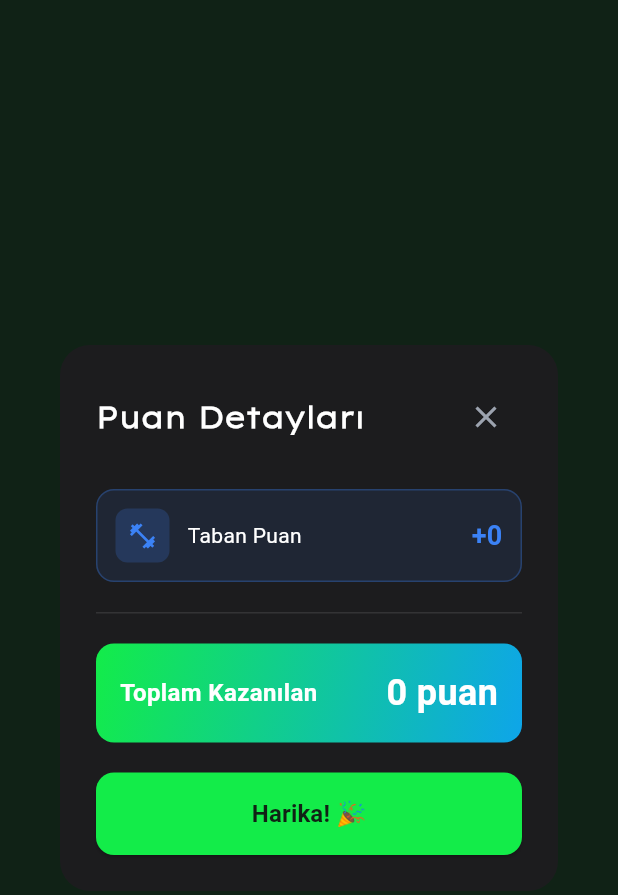
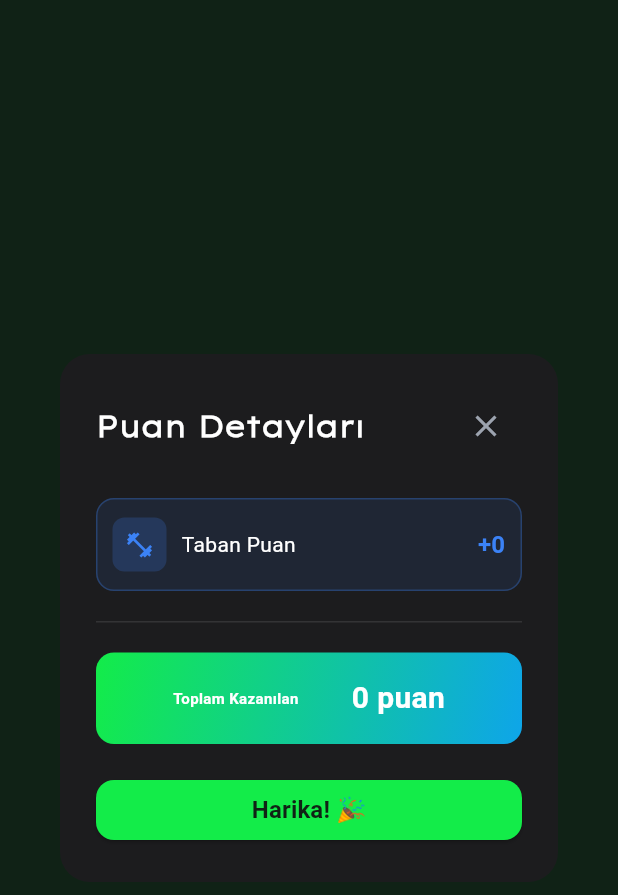
Before and after one commit to ServetErdogan09/fitness_app, a Flutter app: the PointsBreakdownDialog widget shown alone on an empty page, opened directly with empty values, on a phone screen of 412 x 824 dp. Shown: the top 895 px of the screen. Run offline on Flutter 3.47's test engine with Material 3 defaults, Android fonts, the phone set to English and light mode, and no system bars; our stand-ins replace fl_chart, flutter_riverpod, flutter_slidable, go_router, isar; accounts and stored records are empty; generated files the repository leaves out were written again; network calls fail; Roboto replaces fonts that are missing (Lexend).

Commit message:
hatalar çözüldü

```diff
--- a/lib/features/profile/screens/profile_screen.dart
+++ b/lib/features/profile/screens/profile_screen.dart
@@ -287,8 +287,6 @@ class _ProfileScreenState extends ConsumerState<ProfileScreen> {
               Icons.monitor_weight,
             ),
           ),
-          const SizedBox(width: 12),
-          Expanded(child: _buildMeasurementCard('Yaş', '29', Icons.cake)),
         ],
       ),
     );
--- a/lib/features/tracking/screens/active_workout_screen.dart
+++ b/lib/features/tracking/screens/active_workout_screen.dart
@@ -445,6 +445,7 @@ class _ActiveWorkoutScreenState extends ConsumerState<ActiveWorkoutScreen> {
                       ],
                     ),
                   ),
+                  /*
                   Text(
                     _formatDuration(workoutState.elapsedDuration),
                     style: const TextStyle(
@@ -454,6 +455,7 @@ class _ActiveWorkoutScreenState extends ConsumerState<ActiveWorkoutScreen> {
                       fontFamily: 'Lexend',
                     ),
                   ),
+                  */
                 ],
               ),
             ),
--- a/lib/features/tracking/screens/body_measurements_screen.dart
+++ b/lib/features/tracking/screens/body_measurements_screen.dart
@@ -210,7 +210,7 @@ class _BodyMeasurementScreenState extends ConsumerState<BodyMeasurementScreen> {
         child: Column(
           crossAxisAlignment: CrossAxisAlignment.start,
           children: [
-            const SizedBox(height: 10),
+            const SizedBox(height: 30),
             // kartlarım
             SizedBox(
               height: 110,
--- a/lib/features/tracking/widgets/points_breakdown_dialog.dart
+++ b/lib/features/tracking/widgets/points_breakdown_dialog.dart
@@ -1,6 +1,5 @@
 import 'package:flutter/material.dart';
 import 'package:fitness_app/models/user_points.dart';
-import 'dart:convert';
 
 void showPointsBreakdownDialog(
   BuildContext context,
@@ -110,13 +109,13 @@ class PointsBreakdownDialog extends StatelessWidget {
                 borderRadius: BorderRadius.circular(12),
               ),
               child: Row(
-                mainAxisAlignment: MainAxisAlignment.spaceBetween,
+                mainAxisAlignment: MainAxisAlignment.spaceEvenly,
                 children: [
                   const Text(
                     'Toplam Kazanılan',
                     style: TextStyle(
                       color: Colors.white,
-                      fontSize: 16,
+                      fontSize: 10,
                       fontWeight: FontWeight.bold,
                       fontFamily: 'Lexend',
                     ),
@@ -125,7 +124,7 @@ class PointsBreakdownDialog extends StatelessWidget {
                     '${calculation.totalPoints > 0 ? "+" : ""}${calculation.totalPoints} puan',
                     style: const TextStyle(
                       color: Colors.white,
-                      fontSize: 24,
+                      fontSize: 20,
                       fontWeight: FontWeight.bold,
                       fontFamily: 'Lexend',
                     ),
@@ -144,7 +143,7 @@ class PointsBreakdownDialog extends StatelessWidget {
                 style: ElevatedButton.styleFrom(
                   backgroundColor: const Color(0xFF13ec49),
                   foregroundColor: const Color(0xFF102215),
-                  padding: const EdgeInsets.symmetric(vertical: 16),
+                  padding: const EdgeInsets.symmetric(vertical: 8),
                   shape: RoundedRectangleBorder(
                     borderRadius: BorderRadius.circular(12),
                   ),
@@ -173,7 +172,7 @@ class PointsBreakdownDialog extends StatelessWidget {
   }) {
     final isPositive = points >= 0;
     return Container(
-      padding: const EdgeInsets.all(12),
+      padding: const EdgeInsets.symmetric(horizontal: 10, vertical: 12),
       decoration: BoxDecoration(
         color: color.withOpacity(0.1),
         borderRadius: BorderRadius.circular(12),
@@ -189,7 +188,7 @@ class PointsBreakdownDialog extends StatelessWidget {
             ),
             child: Icon(icon, color: color, size: 20),
           ),
-          const SizedBox(width: 12),
+          const SizedBox(width: 10),
           Expanded(
             child: Text(
               label,
@@ -200,13 +199,18 @@ class PointsBreakdownDialog extends StatelessWidget {
               ),
             ),
           ),
-          Text(
-            '${isPositive ? "+" : ""}$points',
-            style: TextStyle(
-              color: color,
-              fontSize: 18,
-              fontWeight: FontWeight.bold,
-              fontFamily: 'Lexend',
+          const SizedBox(width: 4),
+          SizedBox(
+            width: 40,
+            child: Text(
+              '${isPositive ? "+" : ""}$points',
+              textAlign: TextAlign.right,
+              style: TextStyle(
+                color: color,
+                fontSize: 16,
+                fontWeight: FontWeight.bold,
+                fontFamily: 'Lexend',
+              ),
             ),
           ),
         ],
```
Also changed, not shown: lib/features/tracking/screens/training_screen.dart (+0 -13 lines).
